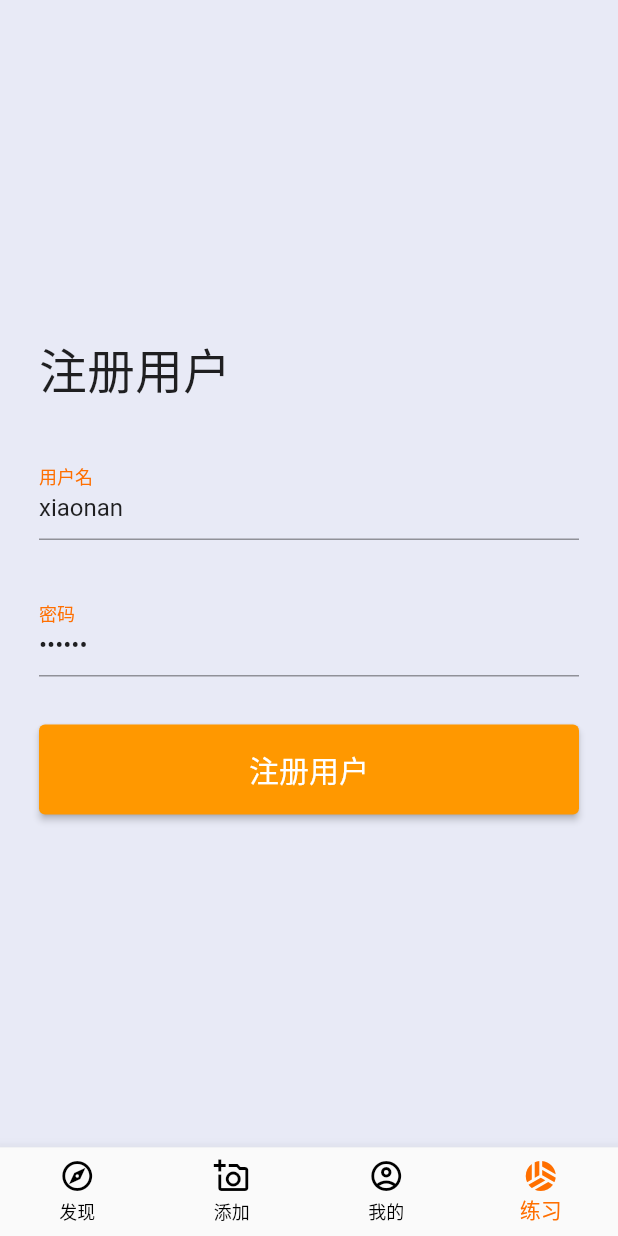
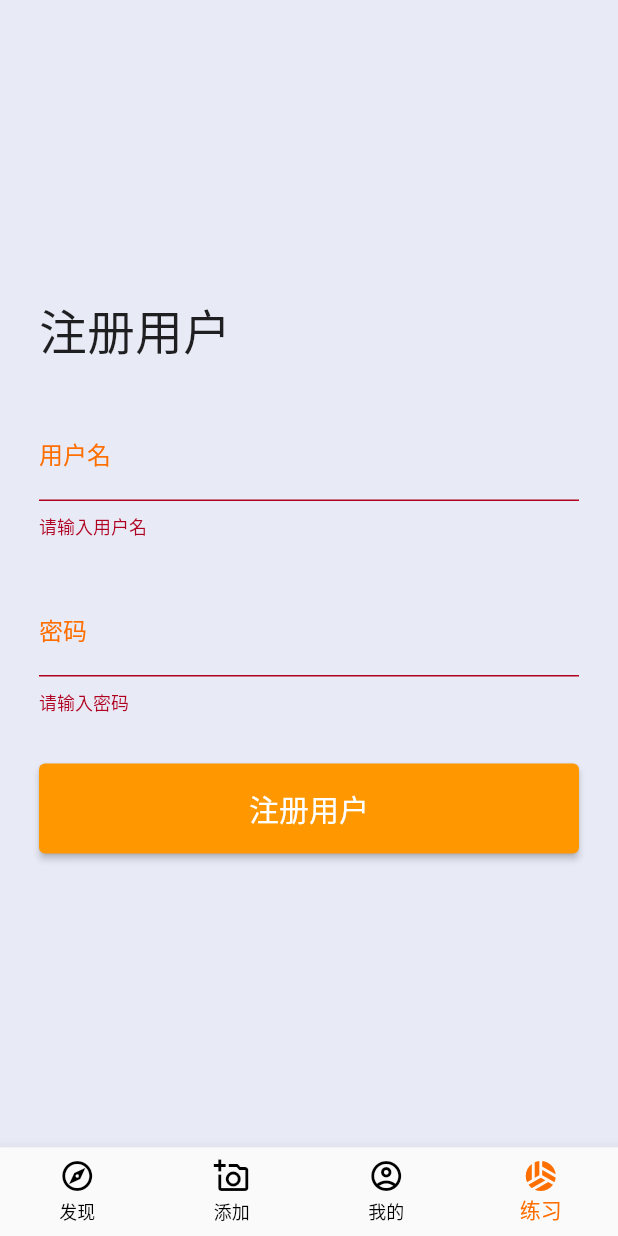
Before and after one commit to canlan527/flutter_learn, a Flutter app: the screen it shows after launch, item 4 of the bottom bar chosen, after a tap on "注册用户", on a phone screen of 412 x 824 dp. Run offline on Flutter 3.47's test engine with Material 2 defaults, Android fonts, the phone set to English and light mode, and no system bars; network calls fail.

Commit message:
使用表单Form部件统一验证表单域的值

```diff
--- a/05_dart案例分析/xb2_flutter/lib/app/user/create/user_create.dart
+++ b/05_dart案例分析/xb2_flutter/lib/app/user/create/user_create.dart
@@ -13,6 +13,7 @@ class _UserCreateState extends State<UserCreate> {
   // 给表单字段创建key，通过获取key可以获取表单内容，进行验证等功能
   final nameFieldKey = GlobalKey<FormFieldState>();
   final passwordFieldKey = GlobalKey<FormFieldState>();
+  final formKey = GlobalKey<FormState>(); //Form表单的key，可以统一管理form内的表单项的值
 
   // 文本编辑控制器：TextEditingController
   final nameFieldController = TextEditingController();
@@ -39,14 +40,16 @@ class _UserCreateState extends State<UserCreate> {
     });
 
     // 通过表单控制器设置初始值
-    nameFieldController.text = 'xiaonan';
-    passwordFildController.text = '123456';
+    // nameFieldController.text = 'xiaonan';
+    // passwordFildController.text = '123456';
   }
 
 
   @override
   Widget build(BuildContext context) {
-    return Column(
+    return Form(
+      key: formKey,
+      child: Column(
         mainAxisAlignment: MainAxisAlignment.center,
         crossAxisAlignment: CrossAxisAlignment.start,
         children: [
@@ -102,9 +105,12 @@ class _UserCreateState extends State<UserCreate> {
             ),
             // 通过key获取表单内容
             onPressed: () {
-            // 调用表单验证
-            nameFieldKey.currentState!.validate();
-            passwordFieldKey.currentState!.validate();
+              // 调用表单验证,每个表单项都逐一验证
+              // nameFieldKey.currentState!.validate();
+              // passwordFieldKey.currentState!.validate();
+
+              // 使用form验证其包裹的表单项的内容
+              formKey.currentState!.validate();
 
               print('用户名：${nameFieldKey.currentState!.value}, 密码：${passwordFieldKey.currentState!.value}');
             },
@@ -112,6 +118,7 @@ class _UserCreateState extends State<UserCreate> {
             child: const Text('注册用户')
           )
         ],
+      ),
     );
   }
 }
```
Lines whose indentation alone changed are shown as unchanged.
